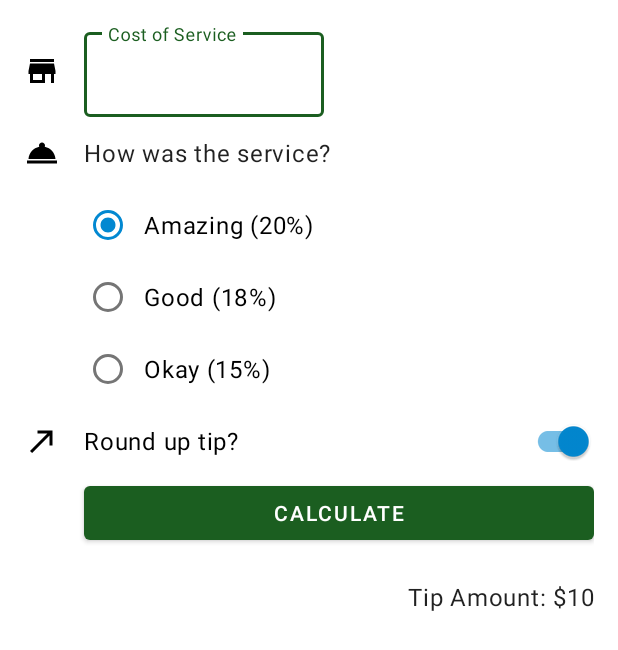
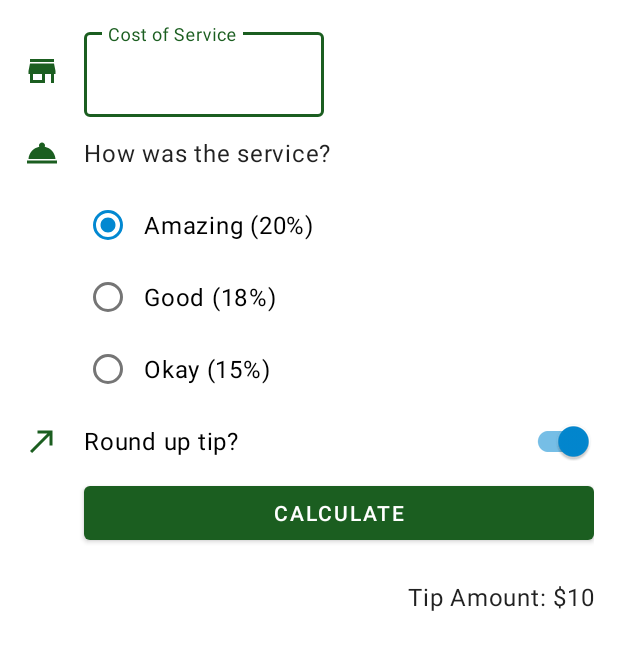
Before and after one commit to Muasya001/cupcake, an Android app: the layout activity_main.xml on its own in the app's theme, with its tools: preview values and no code run, on a phone screen of 412 x 824 dp. Shown: the top 650 px of the screen. Run offline under Robolectric (Android 15) with nearby library versions, the phone set to English and light mode, and no system bars.

Commit message:
set color of icons to primary

```diff
--- a/TipTime/app/src/main/res/drawable/ic_round_up.xml
+++ b/TipTime/app/src/main/res/drawable/ic_round_up.xml
@@ -1,5 +1,5 @@
 <vector android:autoMirrored="true" android:height="24dp"
-    android:tint="#000000" android:viewportHeight="24"
+    android:tint="?attr/colorPrimary" android:viewportHeight="24"
     android:viewportWidth="24" android:width="24dp" xmlns:android="http://schemas.android.com/apk/res/android">
     <path android:fillColor="@android:color/white" android:pathData="M9,5v2h6.59L4,18.59 5.41,20 17,8.41V15h2V5z"/>
 </vector>
--- a/TipTime/app/src/main/res/drawable/ic_service.xml
+++ b/TipTime/app/src/main/res/drawable/ic_service.xml
@@ -1,5 +1,10 @@
-<vector android:height="24dp" android:tint="#000000"
-    android:viewportHeight="24" android:viewportWidth="24"
-    android:width="24dp" xmlns:android="http://schemas.android.com/apk/res/android">
-    <path android:fillColor="@android:color/white" android:pathData="M2,17h20v2L2,19zM13.84,7.79c0.1,-0.24 0.16,-0.51 0.16,-0.79 0,-1.1 -0.9,-2 -2,-2s-2,0.9 -2,2c0,0.28 0.06,0.55 0.16,0.79C6.25,8.6 3.27,11.93 3,16h18c-0.27,-4.07 -3.25,-7.4 -7.16,-8.21z"/>
+<vector xmlns:android="http://schemas.android.com/apk/res/android"
+    android:width="24dp"
+    android:height="24dp"
+    android:viewportWidth="24"
+    android:viewportHeight="24"
+    android:tint="?attr/colorPrimary">
+    <path
+        android:fillColor="@android:color/white"
+        android:pathData="M2,17h20v2L2,19zM13.84,7.79c0.1,-0.24 0.16,-0.51 0.16,-0.79 0,-1.1 -0.9,-2 -2,-2s-2,0.9 -2,2c0,0.28 0.06,0.55 0.16,0.79C6.25,8.6 3.27,11.93 3,16h18c-0.27,-4.07 -3.25,-7.4 -7.16,-8.21z"/>
 </vector>
--- a/TipTime/app/src/main/res/drawable/ic_store.xml
+++ b/TipTime/app/src/main/res/drawable/ic_store.xml
@@ -1,4 +1,4 @@
-<vector android:height="24dp" android:tint="#000000"
+<vector android:height="24dp" android:tint="?attr/colorPrimary"
     android:viewportHeight="24" android:viewportWidth="24"
     android:width="24dp" xmlns:android="http://schemas.android.com/apk/res/android">
     <path android:fillColor="@android:color/white" android:pathData="M20,4L4,4v2h16L20,4zM21,14v-2l-1,-5L4,7l-1,5v2h1v6h10v-6h4v6h2v-6h1zM12,18L6,18v-4h6v4z"/>
```
